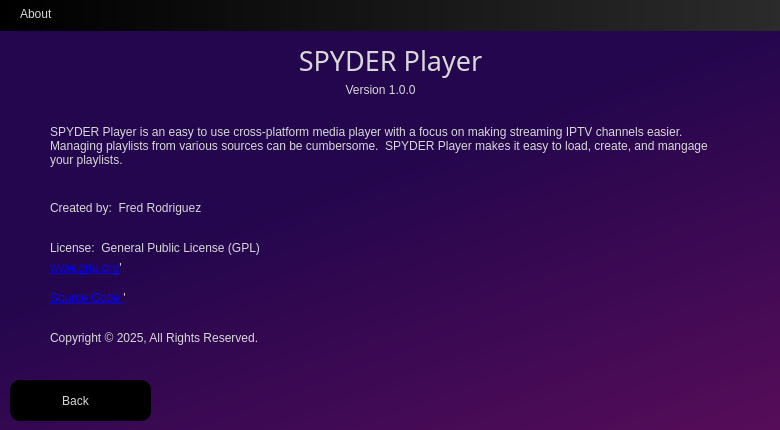
This is assets/About.ui in ifreddyrod/SpyderPlayer as Qt 5 draws it before an edit. The edited form follows.
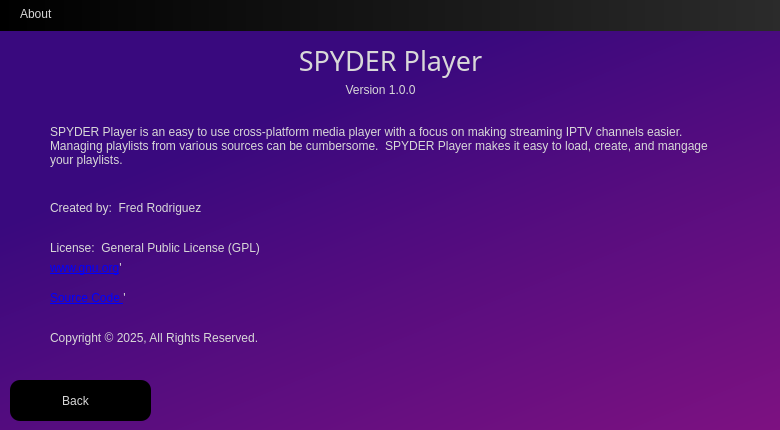
This is the edited form. Icons and pictures are not drawn.

Commit message: - Fixed crash in linux where currentSelectedItem_ and player_ needed to be initialized to nullptr first. - Attempted to fix a bug in linux where the controlpanel was not being moved to the correct location when in fullscreen - Made a tweak to the retries to multiply the retry count by the stall delay.  Effectively giving each retry more time in between.  Updated the default retry and stall delays in AppData to reflect this - Changed the background color intensity for all of the settings screens.  Was too dull and reverted back to how I had it

The edit to the form file:
```diff
--- a/assets/About.ui
+++ b/assets/About.ui
@@ -176,8 +176,9 @@
     </rect>
    </property>
    <property name="styleSheet">
-    <string notr="true">/*background-color: qlineargradient(spread:pad, x1:0.369, y1:0.182, x2:1, y2:1, stop:0 rgba(57, 9, 126, 255), stop:1 rgba(129, 18, 129, 255));*/
-background-color: qlineargradient(spread:pad, x1:0.506931, y1:0.295636, x2:1, y2:1, stop:0 rgba(35, 6, 77, 255), stop:1 rgba(90, 13, 90, 255));</string>
+    <string notr="true">background-color: qlineargradient(spread:pad, x1:0.369, y1:0.182, x2:1, y2:1, stop:0 rgba(57, 9, 126, 255), stop:1 rgba(129, 18, 129, 255));
+/*
+background-color: qlineargradient(spread:pad, x1:0.506931, y1:0.295636, x2:1, y2:1, stop:0 rgba(35, 6, 77, 255), stop:1 rgba(90, 13, 90, 255));*/</string>
    </property>
   </widget>
   <widget class="QLabel" name="Title_label">
```
The commit also changes 13 other files.
